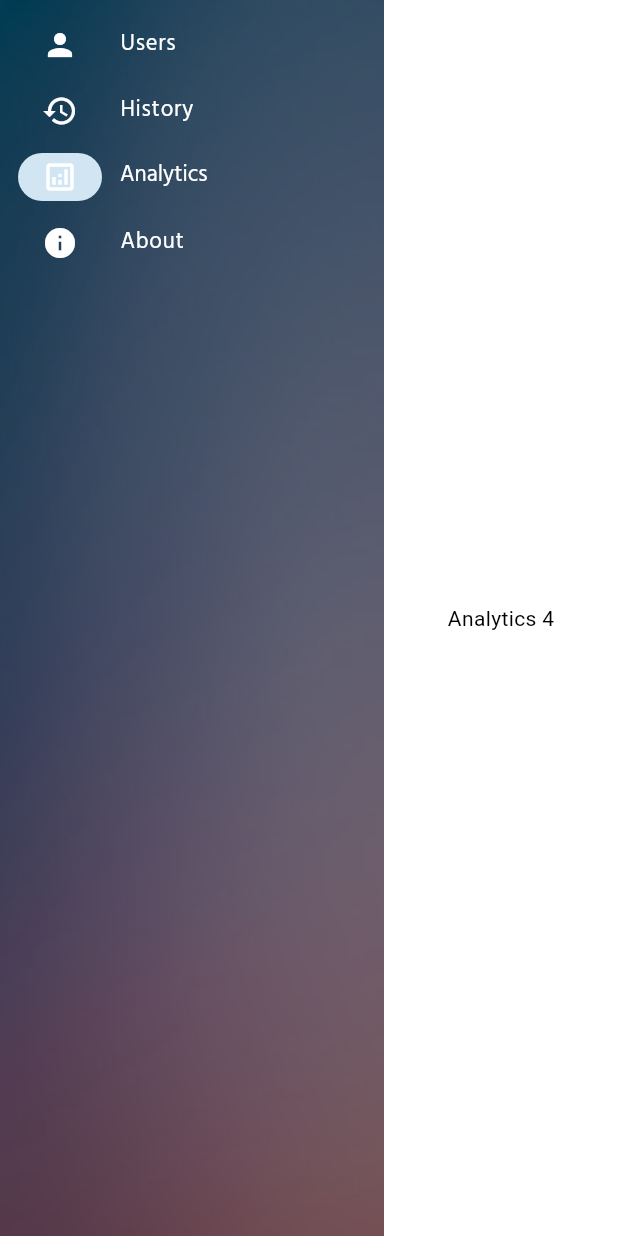
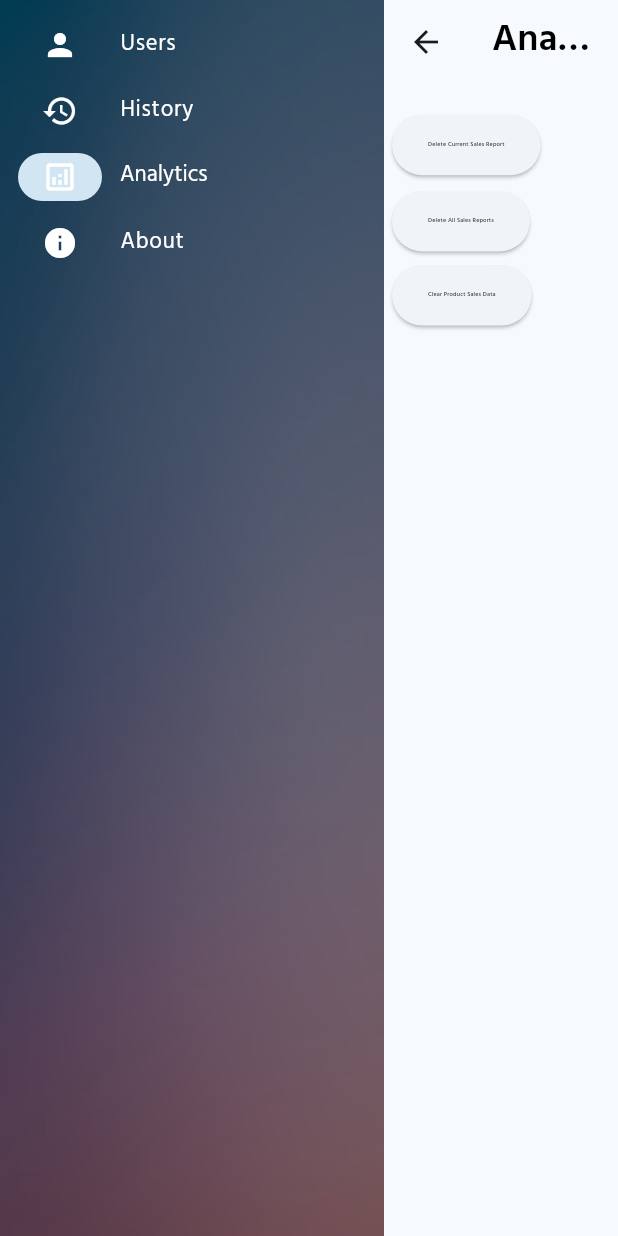
Before and after one commit to dot-eg/dotpos, a Flutter app: the SettingsPage screen opened directly, after a tap on "History", after a tap on "Analytics", on a phone screen of 412 x 824 dp. Run offline on Flutter 3.47's test engine with Material 3 defaults, Android fonts, the phone set to English and light mode, and no system bars; our stand-ins replace cloud_firestore, connectivity_plus, firebase_auth, firebase_core, pdf, printing; accounts and stored records are empty.

Commit message:
adding new settings buttons for analytics

```diff
--- a/lib/ui/UI_settings/analytics_spage.dart
+++ b/lib/ui/UI_settings/analytics_spage.dart
@@ -1,12 +1,47 @@
 import 'package:flutter/material.dart';
+import '../text_styles.dart';
 
 class AnalyticsPage extends StatelessWidget {
   @override
   Widget build(BuildContext context) {
-    return Container(
-      child: Center(
-        child: Text('Analytics 4', style: TextStyle(color: Colors.black)),
-      ),
+    return Stack(
+      children: [
+        Expanded(
+          child: AppBar(
+              title: Text('Analytics', style: settingsHeader),
+            ),
+          ),
+        Positioned(
+          top: MediaQuery.of(context).size.height * 0.08829465,
+          left: MediaQuery.of(context).size.width * 0.01302083,
+          child: Container(
+            child: ElevatedButton(
+              onPressed: () {},
+              child: Text("Delete Current Sales Report", style: TextStyle(color: Colors.black, fontSize: MediaQuery.of(context).size.width * 0.00976562, fontFamily: 'Hind Kochi', fontWeight: FontWeight.w500, height: 0,)),
+              ),
+          )
+        ),
+        Positioned(
+          top: MediaQuery.of(context).size.height * 0.15,
+          left: MediaQuery.of(context).size.width * 0.01302083,
+          child: Container(
+            child: ElevatedButton(
+              onPressed: () {},
+              child: Text("Delete All Sales Reports", style: TextStyle(color: Colors.black, fontSize: MediaQuery.of(context).size.width * 0.00976562, fontFamily: 'Hind Kochi', fontWeight: FontWeight.w500, height: 0,)),
+              ),
+          )
+        ),
+        Positioned(
+          top: MediaQuery.of(context).size.height * 0.21,
+          left: MediaQuery.of(context).size.width * 0.01302083,
+          child: Container(
+            child: ElevatedButton(
+              onPressed: () {},
+              child: Text("Clear Product Sales Data", style: TextStyle(color: Colors.black, fontSize: MediaQuery.of(context).size.width * 0.00976562, fontFamily: 'Hind Kochi', fontWeight: FontWeight.w500, height: 0,)),
+              ),
+          )
+        )
+      ]
     );
   }
 }
```
